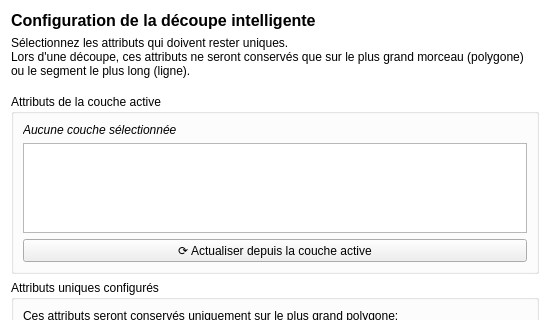
IGNF/espace-collaboratif-qgis-plugin, file FormSmartCutConfig_base.ui: the form before one commit; both pictures show x 0 to 550 and y 0 to 320 of the 550 by 500 pixel window.
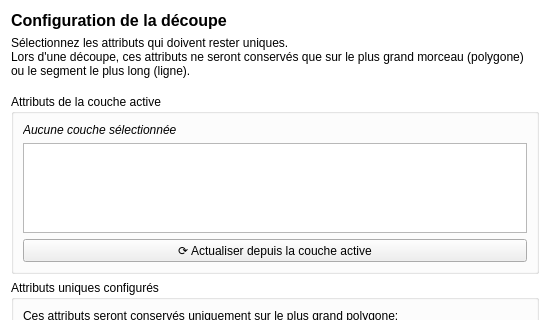
The form after the commit.

The edit to the form file:
```diff
--- a/FormSmartCutConfig_base.ui
+++ b/FormSmartCutConfig_base.ui
@@ -20,7 +20,7 @@
    <item>
     <widget class="QLabel" name="labelTitle">
      <property name="text">
-      <string>&lt;html&gt;&lt;head/&gt;&lt;body&gt;&lt;p&gt;&lt;span style=&quot; font-size:12pt; font-weight:600;&quot;&gt;Configuration de la découpe intelligente&lt;/span&gt;&lt;/p&gt;&lt;/body&gt;&lt;/html&gt;</string>
+      <string>&lt;html&gt;&lt;head/&gt;&lt;body&gt;&lt;p&gt;&lt;span style=&quot; font-size:12pt; font-weight:600;&quot;&gt;Configuration de la découpe&lt;/span&gt;&lt;/p&gt;&lt;/body&gt;&lt;/html&gt;</string>
      </property>
      <property name="wordWrap">
       <bool>true</bool>
```
Left out of the diff: 2 changed lines with no effect on the pictures.
